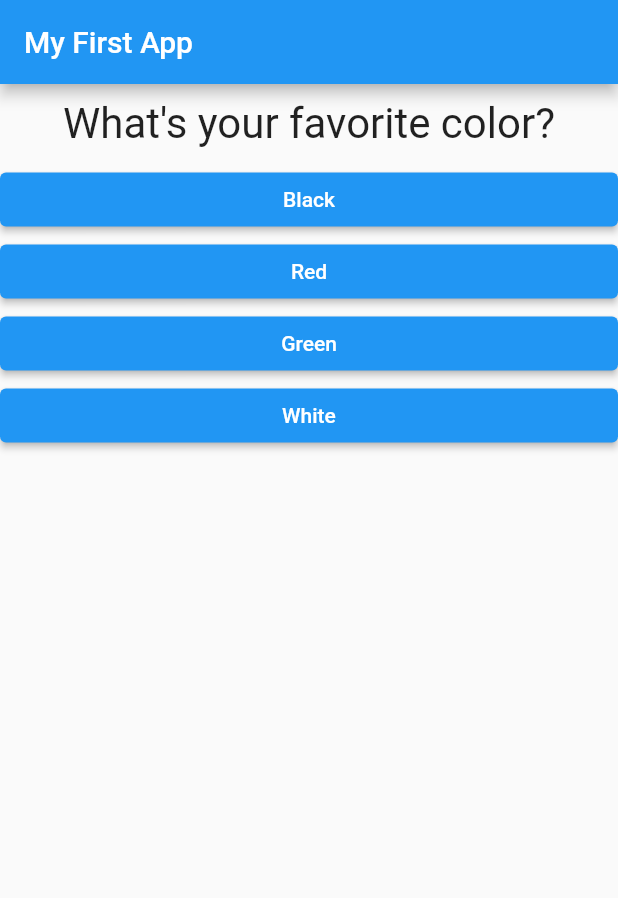
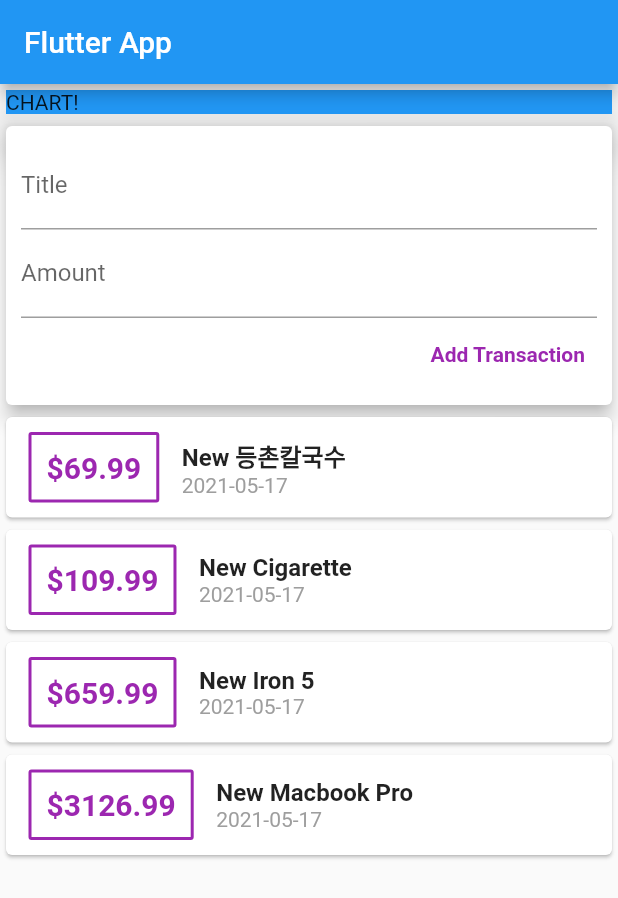
Before and after one commit to riverandeye/flutter_sample_app, a Flutter app: the screen it shows after launch, on a phone screen of 412 x 824 dp. Shown: the top 898 px of the screen. Run offline on Flutter 3.47's test engine with Material 2 defaults, Android fonts, the phone set to English and light mode, and no system bars.

Commit message:
how to get input

```diff
--- a/lib/answer.dart
+++ /dev/null
@@ -1,21 +0,0 @@
-import 'package:flutter/material.dart';
-
-class Answer extends StatelessWidget {
-  final Function onPressed;
-  final String answerText;
-
-  Answer(this.onPressed, this.answerText);
-
-  @override
-  Widget build(BuildContext context) {
-    return Container(
-      width: double.infinity,
-      child: ElevatedButton(
-        style: ButtonStyle(
-            backgroundColor: MaterialStateProperty.all(Colors.blue)),
-        child: Text(this.answerText),
-        onPressed: this.onPressed,
-      ),
-    );
-  }
-}
--- a/lib/main.dart
+++ b/lib/main.dart
@@ -1,64 +1,124 @@
 import 'package:flutter/material.dart';
-
-import './quiz.dart';
-import './result.dart';
-// void main() {
-//   runApp(MyApp());
-// }
+import 'package:intl/intl.dart';
+import './transaction.dart';
 
 void main() => runApp(MyApp());
 
-class MyApp extends StatefulWidget {
+class MyApp extends StatelessWidget {
   @override
-  State<StatefulWidget> createState() {
-    return _MyAppState();
+  Widget build(BuildContext context) {
+    return MaterialApp(
+      title: 'Flutter App',
+      home: MyHomePage(),
+    );
   }
 }
 
-class _MyAppState extends State<MyApp> {
-  final _questions = const [
-    {
-      'questionText': 'What\'s your favorite color?',
-      'answers': ['Black', 'Red', 'Green', 'White'],
-    },
-    {
-      'questionText': 'What\'s your favorite animal?',
-      'answers': ['Rabbit', 'Snake', 'Elephant', 'Lion'],
-    },
-    {
-      'questionText': 'Who\'s your favorite instructor?',
-      'answers': ['Max', 'Max', 'Max', 'Max'],
-    },
+class MyHomePage extends StatelessWidget {
+  final List<Transaction> transactions = [
+    Transaction(
+        id: 't1', title: 'New 등촌칼국수', amount: 69.99, date: DateTime.now()),
+    Transaction(
+        id: 't2', title: 'New Cigarette', amount: 109.99, date: DateTime.now()),
+    Transaction(
+        id: 't3', title: 'New Iron 5', amount: 659.99, date: DateTime.now()),
+    Transaction(
+        id: 't4',
+        title: 'New Macbook Pro',
+        amount: 3126.99,
+        date: DateTime.now()),
   ];
-  var _questionIndex = 0;
-
-  void _answerQuestion() {
-    setState(() {
-      _questionIndex = _questionIndex + 1;
-    });
-    print(_questionIndex);
-    if (_questionIndex < _questions.length) {
-      print('We have more questions!');
-    } else {
-      print('No more questions!');
-    }
-  }
 
   @override
   Widget build(BuildContext context) {
-    return MaterialApp(
-      home: Scaffold(
+    return Scaffold(
         appBar: AppBar(
-          title: Text('My First App'),
+          title: Text('Flutter App'),
         ),
-        body: _questionIndex < _questions.length
-            ? Quiz(
-                answerQuestion: _answerQuestion,
-                questionIndex: _questionIndex,
-                questions: _questions,
-              )
-            : Result(),
-      ),
-    );
+        body: Column(
+          mainAxisAlignment: MainAxisAlignment.start,
+          crossAxisAlignment: CrossAxisAlignment.stretch,
+          children: <Widget>[
+            Card(
+              child: Container(
+                color: Colors.blue,
+                child: Text("CHART!"),
+                width: 100,
+              ),
+              elevation: 11.0,
+            ),
+            Card(
+                elevation: 5,
+                child: Container(
+                  padding: EdgeInsets.all(5),
+                  margin: EdgeInsets.all(5),
+                  child: Column(
+                    crossAxisAlignment: CrossAxisAlignment.end,
+                    children: [
+                      TextField(
+                        autocorrect: false,
+                        decoration: InputDecoration(labelText: 'Title'),
+                      ),
+                      TextField(
+                        autocorrect: false,
+                        decoration: InputDecoration(labelText: 'Amount'),
+                      ),
+                      TextButton(
+                          onPressed: () => print("Hello"),
+                          child: Text(
+                            'Add Transaction',
+                            style: TextStyle(
+                                color: Colors.purple,
+                                fontWeight: FontWeight.bold),
+                          ))
+                    ],
+                  ),
+                )),
+            Column(
+              children: transactions
+                  .map((tx) => Card(
+                        child: Row(
+                          children: [
+                            Container(
+                              margin: EdgeInsets.symmetric(
+                                  vertical: 10, horizontal: 15),
+                              child: Text(
+                                '\$${tx.amount.toString()}',
+                                style: TextStyle(
+                                    fontWeight: FontWeight.bold,
+                                    fontSize: 20,
+                                    color: Colors.purple),
+                              ),
+                              padding: EdgeInsets.all(10),
+                              decoration: BoxDecoration(
+                                  borderRadius:
+                                      BorderRadius.all(Radius.circular(2)),
+                                  border: Border.all(
+                                    color: Colors.purple,
+                                    width: 2,
+                                  )),
+                            ),
+                            Column(
+                              crossAxisAlignment: CrossAxisAlignment.start,
+                              children: [
+                                Text(
+                                  tx.title,
+                                  style: TextStyle(
+                                      fontSize: 16,
+                                      fontWeight: FontWeight.bold),
+                                ),
+                                Text(
+                                  DateFormat('yyyy-MM-dd').format(tx.date),
+                                  style: TextStyle(color: Colors.grey),
+                                ),
+                              ],
+                            )
+                          ],
+                        ),
+                      ))
+                  .toList(),
+            )
+          ],
+        ));
   }
 }
--- a/lib/question.dart
+++ /dev/null
@@ -1,16 +0,0 @@
-import 'package:flutter/material.dart';
-
-class Question extends StatelessWidget {
-  final String questionText;
-
-  Question(this.questionText);
-
-  @override
-  Widget build(BuildContext context) {
-    return Container(
-        width: double.infinity,
-        margin: EdgeInsets.all(10),
-        child: Text(this.questionText,
-            style: TextStyle(fontSize: 28), textAlign: TextAlign.center));
-  }
-}
--- a/lib/quiz.dart
+++ /dev/null
@@ -1,30 +0,0 @@
-import 'package:flutter/material.dart';
-
-import './question.dart';
-import './answer.dart';
-
-class Quiz extends StatelessWidget {
-  final List<Map<String, Object>> questions;
-  final int questionIndex;
-  final Function answerQuestion;
-
-  Quiz({
-    @required this.questions,
-    @required this.answerQuestion,
-    @required this.questionIndex,
-  });
-
-  @override
-  Widget build(BuildContext context) {
-    return Column(
-      children: [
-        Question(
-          questions[questionIndex]['questionText'],
-        ),
-        ...(questions[questionIndex]['answers'] as List<String>).map((answer) {
-          return Answer(answerQuestion, answer);
-        }).toList()
-      ],
-    );
-  }
-}
--- a/lib/result.dart
+++ /dev/null
@@ -1,14 +0,0 @@
-import 'package:flutter/material.dart';
-
-class Result extends StatelessWidget {
-  @override
-  Widget build(BuildContext context) {
-    return Center(
-      child: Column(
-        children: <Widget>[
-          Text('You did it!'),
-        ],
-      ),
-    );
-  }
-}
--- /dev/null
+++ b/lib/transaction.dart
@@ -0,0 +1,14 @@
+import 'package:flutter/foundation.dart';
+
+class Transaction {
+  final String id;
+  final String title;
+  final double amount;
+  final DateTime date;
+
+  Transaction(
+      {@required this.id,
+      @required this.title,
+      @required this.amount,
+      @required this.date});
+}
--- a/pubspec.yaml
+++ b/pubspec.yaml
@@ -23,6 +23,7 @@ environment:
 dependencies:
   flutter:
     sdk: flutter
+  intl: ^0.17.0
 
   # The following adds the Cupertino Icons font to your application.
   # Use with the CupertinoIcons class for iOS style icons.
```
Also changed, not shown: pubspec.lock.
